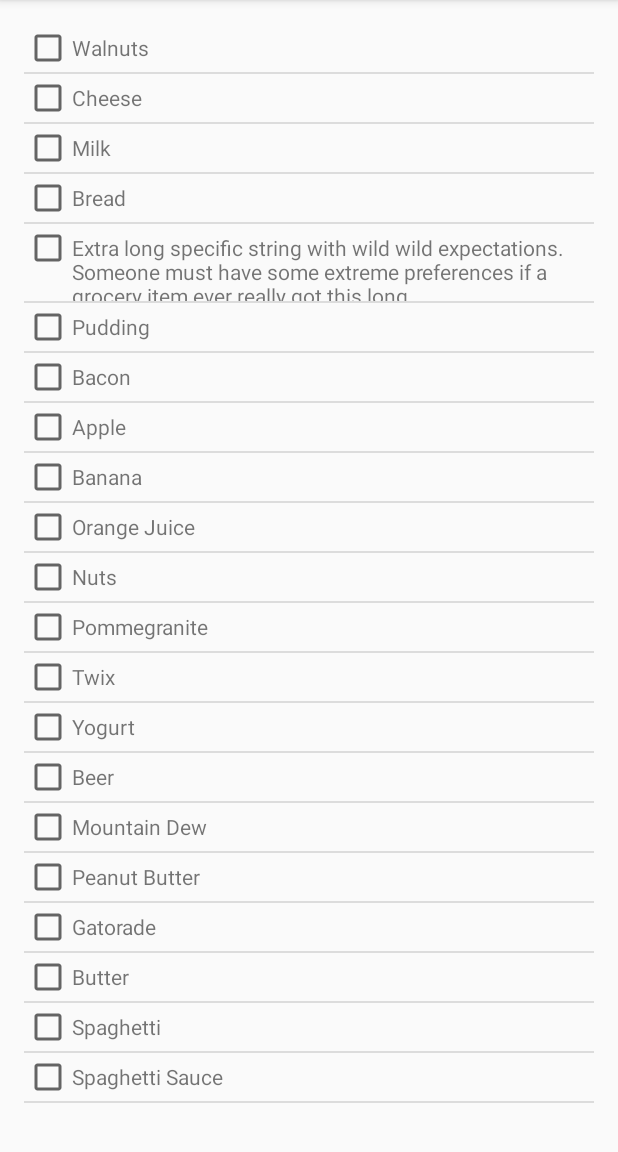
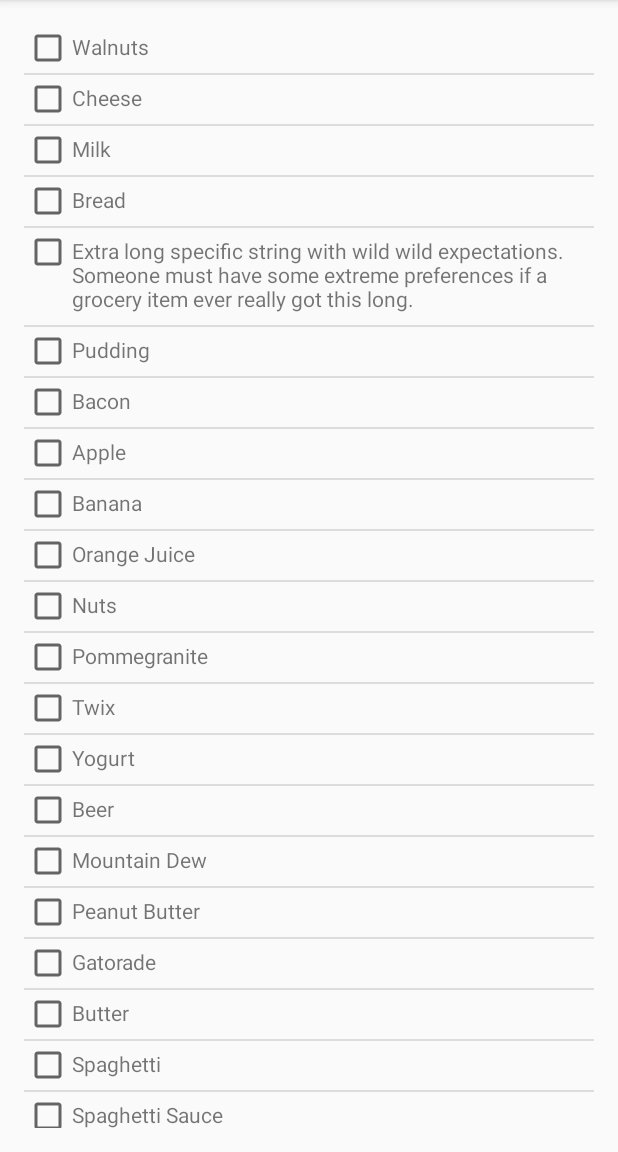
Before and after one commit to geluso/android-instructor-challenge, an Android app: the screen it shows after launch (MainActivity), on a phone screen of 412 x 824 dp, the part 84-1236 px from its top. Run offline under Robolectric (Android 15) with nearby library versions, the phone set to English and light mode, and no system bars.

Commit message:
adding padding to text next to checkbox to prevent long text cutoff

```diff
--- a/AndroidInstructorChallenge/app/src/main/res/layout/grocery_list_item.xml
+++ b/AndroidInstructorChallenge/app/src/main/res/layout/grocery_list_item.xml
@@ -7,9 +7,13 @@
         android:id="@+id/checkBox"
         android:layout_width="wrap_content"
         android:layout_height="wrap_content"
-        android:text="New CheckBox" />
+        android:text=""
+        android:includeFontPadding="false" />
+    <!-- Including padding at the bottom for long text entries to display correctly
+    without being cut off. -->
     <TextView
         android:id="@+id/name"
         android:layout_height="wrap_content"
-        android:layout_width="match_parent" />
+        android:layout_width="match_parent"
+        android:paddingBottom="6pt" />
 </LinearLayout>
```
